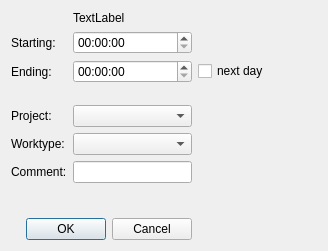
Qt form src/dontpanik/kpart/core/ui/keditactiondialog.ui (frankHa/dontpanic) before a commit.
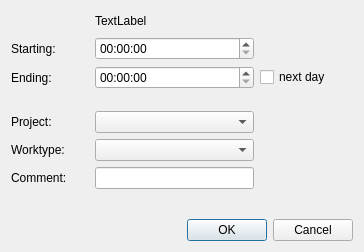
The same form after that commit. Custom widgets are drawn as their Qt base class.

What changed in the file:
```diff
--- a/src/dontpanik/kpart/core/ui/keditactiondialog.ui
+++ b/src/dontpanik/kpart/core/ui/keditactiondialog.ui
@@ -6,14 +6,27 @@
    <rect>
     <x>0</x>
     <y>0</y>
-    <width>328</width>
-    <height>251</height>
+    <width>364</width>
+    <height>252</height>
    </rect>
   </property>
   <property name="windowTitle">
    <string>Action-Don't Panik</string>
   </property>
   <layout class="QGridLayout" name="gridLayout">
+   <item row="0" column="0">
+    <spacer name="horizontalSpacer_5">
+     <property name="orientation">
+      <enum>Qt::Horizontal</enum>
+     </property>
+     <property name="sizeHint" stdset="0">
+      <size>
+       <width>78</width>
+       <height>20</height>
+      </size>
+     </property>
+    </spacer>
+   </item>
    <item row="0" column="1" colspan="2">
     <widget class="QLabel" name="date">
      <property name="sizePolicy">
@@ -27,6 +40,19 @@
      </property>
     </widget>
    </item>
+   <item row="0" column="3">
+    <spacer name="horizontalSpacer_6">
+     <property name="orientation">
+      <enum>Qt::Horizontal</enum>
+     </property>
+     <property name="sizeHint" stdset="0">
+      <size>
+       <width>93</width>
+       <height>20</height>
+      </size>
+     </property>
+    </spacer>
+   </item>
    <item row="1" column="0">
     <widget class="QLabel" name="label">
      <property name="text">
@@ -34,10 +60,10 @@
      </property>
     </widget>
    </item>
-   <item row="1" column="1">
+   <item row="1" column="1" colspan="2">
     <widget class="QTimeEdit" name="starting"/>
    </item>
-   <item row="1" column="2">
+   <item row="1" column="3">
     <spacer name="horizontalSpacer">
      <property name="orientation">
       <enum>Qt::Horizontal</enum>
@@ -57,10 +83,10 @@
      </property>
     </widget>
    </item>
-   <item row="2" column="1">
+   <item row="2" column="1" colspan="2">
     <widget class="QTimeEdit" name="ending"/>
    </item>
-   <item row="2" column="2">
+   <item row="2" column="3">
     <widget class="QCheckBox" name="next_day">
      <property name="text">
       <string>next day</string>
@@ -90,7 +116,7 @@
      </property>
     </widget>
    </item>
-   <item row="4" column="1">
+   <item row="4" column="1" colspan="2">
     <widget class="dp::core::detail::KProjectsComboBox" name="projects">
      <property name="sizePolicy">
       <sizepolicy hsizetype="Expanding" vsizetype="Fixed">
@@ -100,7 +126,7 @@
      </property>
     </widget>
    </item>
-   <item row="4" column="2">
+   <item row="4" column="3">
     <spacer name="horizontalSpacer_2">
      <property name="orientation">
       <enum>Qt::Horizontal</enum>
@@ -120,7 +146,7 @@
      </property>
     </widget>
    </item>
-   <item row="5" column="1">
+   <item row="5" column="1" colspan="2">
     <widget class="dp::core::detail::KTasksComboBox" name="worktype">
      <property name="sizePolicy">
       <sizepolicy hsizetype="Expanding" vsizetype="Fixed">
@@ -130,7 +156,7 @@
      </property>
     </widget>
    </item>
-   <item row="5" column="2">
+   <item row="5" column="3">
     <spacer name="horizontalSpacer_3">
      <property name="orientation">
       <enum>Qt::Horizontal</enum>
@@ -150,14 +176,14 @@
      </property>
     </widget>
    </item>
-   <item row="6" column="1">
+   <item row="6" column="1" colspan="2">
     <widget class="QLineEdit" name="comment">
      <property name="text">
       <string/>
      </property>
     </widget>
    </item>
-   <item row="6" column="2">
+   <item row="6" column="3">
     <spacer name="horizontalSpacer_4">
      <property name="orientation">
       <enum>Qt::Horizontal</enum>
@@ -170,7 +196,7 @@
      </property>
     </spacer>
    </item>
-   <item row="7" column="1">
+   <item row="7" column="1" colspan="2">
     <spacer name="verticalSpacer_2">
      <property name="orientation">
       <enum>Qt::Vertical</enum>
@@ -184,6 +210,19 @@
     </spacer>
    </item>
    <item row="8" column="0" colspan="2">
+    <spacer name="horizontalSpacer_7">
+     <property name="orientation">
+      <enum>Qt::Horizontal</enum>
+     </property>
+     <property name="sizeHint" stdset="0">
+      <size>
+       <width>129</width>
+       <height>20</height>
+      </size>
+     </property>
+    </spacer>
+   </item>
+   <item row="8" column="2" colspan="2">
     <widget class="QDialogButtonBox" name="buttonBox">
      <property name="orientation">
       <enum>Qt::Horizontal</enum>
```
